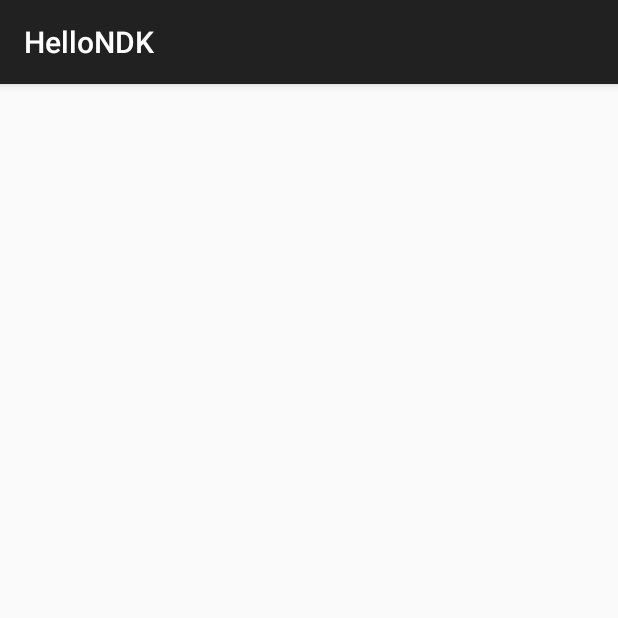
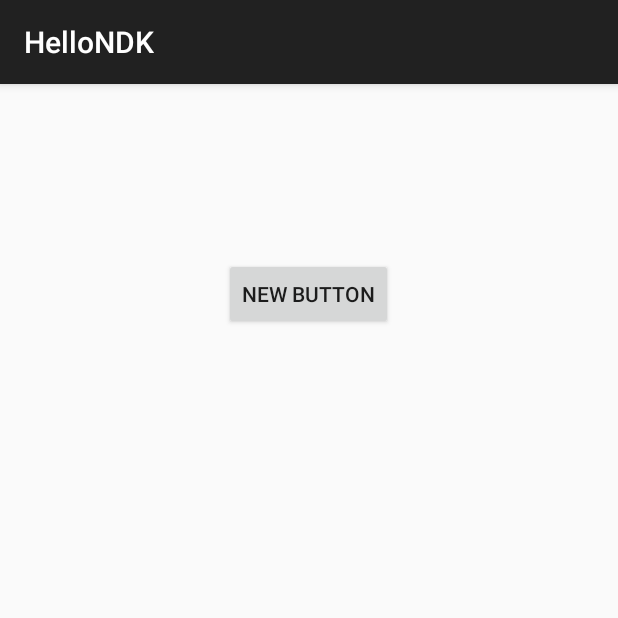
Before and after one commit to bleege/HelloNDK, an Android app: the screen it shows after launch (MainActivity), on a phone screen of 412 x 824 dp, the top half of it. Run offline under Robolectric (Android 15) with nearby library versions, the phone set to English and light mode, and no system bars; 1 statement that could not run was skipped.

Commit message:
Android button for calling JNI code

```diff
--- a/app/src/main/java/com/bradleege/hellondk/MainActivity.java
+++ b/app/src/main/java/com/bradleege/hellondk/MainActivity.java
@@ -2,12 +2,29 @@ package com.bradleege.hellondk;
 
 import android.support.v7.app.AppCompatActivity;
 import android.os.Bundle;
+import android.view.View;
+import android.widget.Button;
 
 public class MainActivity extends AppCompatActivity {
+
+    static {
+        System.loadLibrary("hellondklibrary");
+    }
 
     @Override
     protected void onCreate(Bundle savedInstanceState) {
         super.onCreate(savedInstanceState);
         setContentView(R.layout.activity_main);
+
+        Button button = (Button)findViewById(R.id.callNativeButton);
+        button.setOnClickListener(new View.OnClickListener() {
+            @Override
+            public void onClick(View view) {
+                helloLog("Foo!");
+            }
+        });
+
     }
+
+    private native void helloLog(String logThis);
 }
--- a/app/src/main/res/layout/activity_main.xml
+++ b/app/src/main/res/layout/activity_main.xml
@@ -8,4 +8,13 @@
                 android:paddingBottom="@dimen/activity_vertical_margin"
                 tools:context=".MainActivity">
 
+    <Button
+        android:layout_width="wrap_content"
+        android:layout_height="wrap_content"
+        android:text="New Button"
+        android:id="@+id/callNativeButton"
+        android:layout_alignParentTop="true"
+        android:layout_centerHorizontal="true"
+        android:layout_marginTop="100dp"/>
+
 </RelativeLayout>
```
